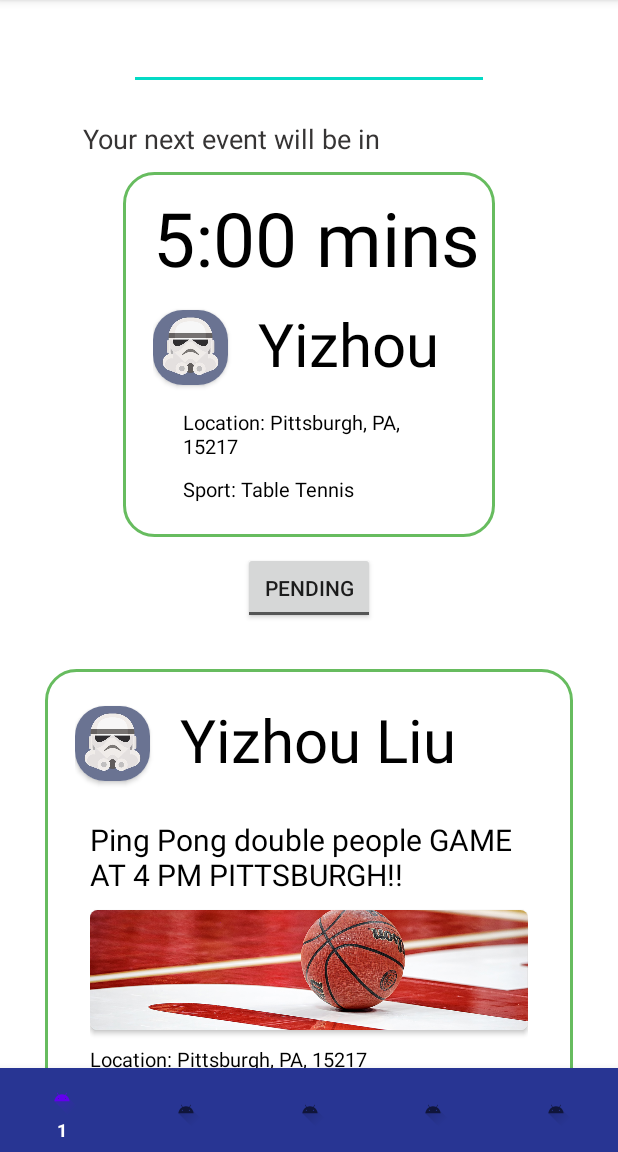
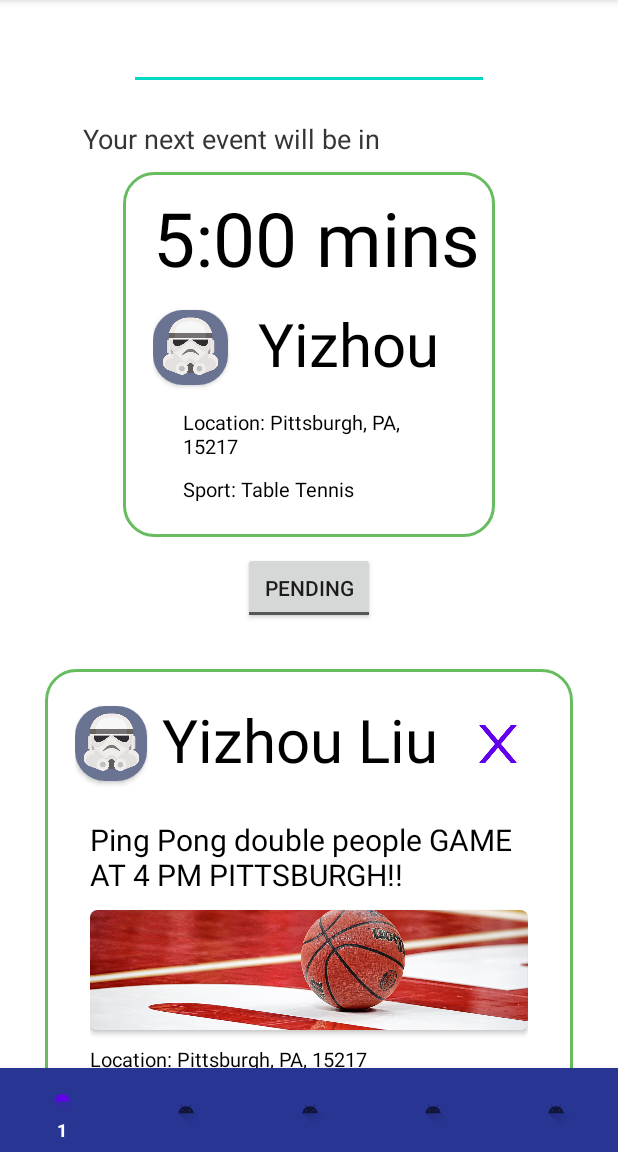
Before and after one commit to ychu824/SportsMatchingApp, an Android app: the HomeFragment screen opened directly, with no data from a screen before it, on a phone screen of 412 x 824 dp, the part 84-1236 px from its top. Run offline under Robolectric (Android 15) with nearby library versions, the phone set to English and light mode, and no system bars; pictures from the network do not load.

Commit message:
Remove item in recyclerview, click into detail to do

```diff
--- a/app/src/main/java/edu/cmu/sportsmatching/data/mock/FakeMatches.kt
+++ b/app/src/main/java/edu/cmu/sportsmatching/data/mock/FakeMatches.kt
@@ -4,24 +4,18 @@ import edu.cmu.sportsmatching.data.model.Event
 import edu.cmu.sportsmatching.data.model.Match
 
 object FakeMatches {
-    val matches: List<Match> = listOf(
-        Match(starter = "Yizhou Liu", title = "Ping Pong double people GAME AT 4 PM PITTSBURGH!!",
-            imageUri = "https://cdn.vox-cdn.com/thumbor/l3P7vpY-Onaliz9OsgUz3y2mlh0=/0x0:4022x2681/920x613/filters:focal(1627x217:2269x859):format(webp)/cdn.vox-cdn.com/uploads/chorus_image/image/70624496/usa_today_17896947.0.jpg", currentTeam = 4, totalTeam = 4, location = "Pittsburgh, PA, 15217",
-            sport = "Table Tennis", startTime = "16:00", endTime = "18:00", date = "March 30th"
-        ),
-        Match(starter = "Yizhou Liu", title = "Ping Pong double people GAME AT 4 PM PITTSBURGH!!",
-            imageUri = "https://cdn.vox-cdn.com/thumbor/l3P7vpY-Onaliz9OsgUz3y2mlh0=/0x0:4022x2681/920x613/filters:focal(1627x217:2269x859):format(webp)/cdn.vox-cdn.com/uploads/chorus_image/image/70624496/usa_today_17896947.0.jpg", currentTeam = 4, totalTeam = 4, location = "Pittsburgh, PA, 15217",
-            sport = "Table Tennis", startTime = "16:00", endTime = "18:00", date = "March 30th"
-        ),
-        Match(starter = "Yizhou Liu", title = "Ping Pong double people GAME AT 4 PM PITTSBURGH!!",
-            imageUri = "https://cdn.vox-cdn.com/thumbor/l3P7vpY-Onaliz9OsgUz3y2mlh0=/0x0:4022x2681/920x613/filters:focal(1627x217:2269x859):format(webp)/cdn.vox-cdn.com/uploads/chorus_image/image/70624496/usa_today_17896947.0.jpg", currentTeam = 4, totalTeam = 4, location = "Pittsburgh, PA, 15217",
-            sport = "Table Tennis", startTime = "16:00", endTime = "18:00", date = "March 30th"
-        ),
-        Match(starter = "Yizhou Liu", title = "Ping Pong double people GAME AT 4 PM PITTSBURGH!!",
-            imageUri = "https://cdn.vox-cdn.com/thumbor/l3P7vpY-Onaliz9OsgUz3y2mlh0=/0x0:4022x2681/920x613/filters:focal(1627x217:2269x859):format(webp)/cdn.vox-cdn.com/uploads/chorus_image/image/70624496/usa_today_17896947.0.jpg", currentTeam = 4, totalTeam = 4, location = "Pittsburgh, PA, 15217",
-            sport = "Table Tennis", startTime = "16:00", endTime = "18:00", date = "March 30th"
-        )
+    private val fakeMatch = Match(starter = "Yizhou Liu", title = "Ping Pong double people GAME AT 4 PM PITTSBURGH!!",
+        imageUri = "https://cdn.vox-cdn.com/thumbor/l3P7vpY-Onaliz9OsgUz3y2mlh0=/0x0:4022x2681/920x613/filters:focal(1627x217:2269x859):format(webp)/cdn.vox-cdn.com/uploads/chorus_image/image/70624496/usa_today_17896947.0.jpg", currentTeam = 4, totalTeam = 4, location = "Pittsburgh, PA, 15217",
+        sport = "Table Tennis", startTime = "16:00", endTime = "18:00", date = "March 30th"
     )
+
+    val matches: ArrayList<Match> = ArrayList()
+
+    init {
+        for (i in 0 until 5) {
+            this.matches.add(fakeMatch)
+        }
+    }
 
     val events: List<Event> = listOf(
         Event(location = "Pittsburgh, PA, 15219", sport_type = "Basketball",start_time = "16:00", end_time = "18:00",
--- a/app/src/main/java/edu/cmu/sportsmatching/data/model/Event.kt
+++ b/app/src/main/java/edu/cmu/sportsmatching/data/model/Event.kt
@@ -1,8 +1,5 @@
 package edu.cmu.sportsmatching.data.model
 
-/**
- * Data class that captures user information for logged in users retrieved from LoginRepository
- */
 data class Event(
     val location: String,
     val start_time: String,
--- a/app/src/main/java/edu/cmu/sportsmatching/ui/home/EventInfoAdapter.kt
+++ b/app/src/main/java/edu/cmu/sportsmatching/ui/home/EventInfoAdapter.kt
@@ -25,8 +25,6 @@ class EventInfoAdapter(private val events: List<Event>) :
     override fun onCreateViewHolder(parent: ViewGroup, viewType: Int): ViewHolder {
         val view: View = LayoutInflater.from(parent.context)
             .inflate(R.layout.fragment_detail, parent, false)
-
-        // TODO: Set onClickListener on this view to see details
         return ViewHolder(view)
     }
 
--- a/app/src/main/java/edu/cmu/sportsmatching/ui/home/HomeFragment.kt
+++ b/app/src/main/java/edu/cmu/sportsmatching/ui/home/HomeFragment.kt
@@ -10,9 +10,10 @@ import androidx.fragment.app.Fragment
 import androidx.recyclerview.widget.LinearLayoutManager
 import androidx.recyclerview.widget.RecyclerView
 import edu.cmu.sportsmatching.data.mock.FakeMatches
+import edu.cmu.sportsmatching.data.model.Match
 import edu.cmu.sportsmatching.databinding.FragmentHomeBinding
 
-class HomeFragment : Fragment() {
+class HomeFragment : Fragment(), MatchInfoAdapter.OnMatchListener {
 
     companion object {
         private const val TAG = "HomeFragment"
@@ -37,7 +38,8 @@ class HomeFragment : Fragment() {
         val layoutManager = LinearLayoutManager(activity)
         layoutManager.orientation = LinearLayoutManager.VERTICAL
         // FIXME: Replace some mock data with real data here
-        val matchInfoAdapter = MatchInfoAdapter(FakeMatches.matches)
+        val matchInfoAdapter = MatchInfoAdapter(FakeMatches.matches, this)
+        layoutManager.scrollToPositionWithOffset(0, 0)
         mMatchInfoRecyclerView.layoutManager = layoutManager
         mMatchInfoRecyclerView.adapter = matchInfoAdapter
         mFilterMatchButton.setOnCheckedChangeListener { _, isChecked ->
@@ -50,4 +52,8 @@ class HomeFragment : Fragment() {
         }
         return binding.root
     }
+
+    override fun onMatchClick(position: Int) {
+        Toast.makeText(activity, "Clicked", Toast.LENGTH_SHORT).show()
+    }
 }
--- a/app/src/main/java/edu/cmu/sportsmatching/ui/home/MatchInfoAdapter.kt
+++ b/app/src/main/java/edu/cmu/sportsmatching/ui/home/MatchInfoAdapter.kt
@@ -1,20 +1,32 @@
 package edu.cmu.sportsmatching.ui.home
 
 import android.annotation.SuppressLint
-import android.net.Uri
+import android.util.Log
 import android.view.LayoutInflater
 import android.view.View
 import android.view.ViewGroup
+import android.widget.Button
 import android.widget.ImageView
 import android.widget.TextView
 import androidx.recyclerview.widget.RecyclerView
 import edu.cmu.sportsmatching.R
 import edu.cmu.sportsmatching.data.model.Match
+import kotlin.math.log
 
-class MatchInfoAdapter(private val matches: List<Match>) :
-    RecyclerView.Adapter<MatchInfoAdapter.ViewHolder>() {
+class MatchInfoAdapter(
+    private val matches: ArrayList<Match>,
+    private val onMatchListener: OnMatchListener
+) :
+    RecyclerView.Adapter<MatchInfoAdapter.MatchViewHolder>() {
 
-    inner class ViewHolder(itemView: View) : RecyclerView.ViewHolder(itemView) {
+    interface OnMatchListener {
+        fun onMatchClick(position: Int)
+    }
+
+    inner class MatchViewHolder(
+        itemView: View,
+        private val onMatchListener: OnMatchListener
+    ) : RecyclerView.ViewHolder(itemView) {
         var userName: TextView = itemView.findViewById(R.id.user_name)
         var matchTitle: TextView = itemView.findViewById(R.id.match_title)
         var matchPostImage: ImageView = itemView.findViewById(R.id.match_post_image)
@@ -22,21 +34,29 @@ class MatchInfoAdapter(private val matches: List<Match>) :
         var matchSport: TextView = itemView.findViewById(R.id.match_sport)
         var matchTeam: TextView = itemView.findViewById(R.id.match_team)
         var matchTime: TextView = itemView.findViewById(R.id.match_time)
+        var closeBtn: Button = itemView.findViewById(R.id.dismiss)
+        init {
+            itemView.setOnClickListener {
+                this.onMatchListener.onMatchClick(this.adapterPosition)
+            }
+            this.closeBtn.setOnClickListener {
+                removeAt(this.adapterPosition)
+            }
+        }
     }
 
-    override fun onCreateViewHolder(parent: ViewGroup, viewType: Int): ViewHolder {
+    override fun onCreateViewHolder(parent: ViewGroup, viewType: Int): MatchViewHolder {
         val view: View = LayoutInflater.from(parent.context)
             .inflate(R.layout.match_info, parent, false)
-
-        // TODO: Set onClickListener on this view to see details
-        return ViewHolder(view)
+        return MatchViewHolder(view, this.onMatchListener)
     }
 
     @SuppressLint("SetTextI18n")
-    override fun onBindViewHolder(holder: ViewHolder, position: Int) {
+    override fun onBindViewHolder(holder: MatchViewHolder, position: Int) {
         val match = matches[position]
         holder.userName.text = match.starter
         holder.matchTitle.text = match.title
+        // FIXME: real uri here
 //        holder.matchPostImage.setImageURI(Uri.parse(match.imageUri))
         holder.matchPostImage.setImageResource(R.drawable.basketball_on_court)
         holder.matchLocation.text = "Location: " + match.location
@@ -48,4 +68,10 @@ class MatchInfoAdapter(private val matches: List<Match>) :
     override fun getItemCount(): Int {
         return matches.size
     }
+
+    fun removeAt(position: Int) {
+        this.matches.removeAt(position)
+        notifyItemRemoved(position)
+        notifyItemRangeChanged(position, this.matches.size)
+    }
 }
--- a/app/src/main/res/layout/fragment_detail.xml
+++ b/app/src/main/res/layout/fragment_detail.xml
@@ -13,8 +13,6 @@
         android:gravity="center"
         android:orientation="vertical"
         android:background="@drawable/border_background">
-
-<!--        进度条-->
 
         <TextView
             android:layout_width="match_parent"
--- a/app/src/main/res/layout/match_info.xml
+++ b/app/src/main/res/layout/match_info.xml
@@ -18,15 +18,16 @@
         android:orientation="horizontal">
 
         <androidx.cardview.widget.CardView
-            android:layout_width="@dimen/user_round_avatar_size"
+            android:layout_width="0dp"
             android:layout_height="@dimen/user_round_avatar_size"
             app:cardCornerRadius="20dp"
-            android:layout_marginEnd="20dp"
-            android:layout_gravity="center">
+            android:layout_marginEnd="10dp"
+            android:layout_gravity="center"
+            android:layout_weight="1">
 
             <ImageView
                 android:id="@+id/user_avatar"
-                android:layout_width="@dimen/user_round_avatar_size"
+                android:layout_width="match_parent"
                 android:layout_height="@dimen/user_round_avatar_size"
                 android:src="@drawable/test_ava"
                 android:scaleType="centerCrop"/>
@@ -36,12 +37,22 @@
 
         <TextView
             android:id="@+id/user_name"
+            android:layout_weight="4"
             android:layout_gravity="center"
-            android:layout_width="match_parent"
+            android:layout_width="0dp"
             android:layout_height="60dp"
             android:text="@string/test_user_name"
             android:textColor="@color/black"
             android:textSize="40sp" />
+
+        <Button
+            android:id="@+id/dismiss"
+            android:layout_width="40dp"
+            android:layout_height="40dp"
+            android:layout_gravity="center"
+            android:layout_marginHorizontal="@dimen/common_vertical_margin"
+            android:layout_marginVertical="10dp"
+            android:background="@drawable/close" />
     </LinearLayout>
 
     <LinearLayout
```
Also changed, not shown: app/src/main/res/drawable/Basketball.jpeg (deleted), app/src/main/res/drawable/close.png (added).
